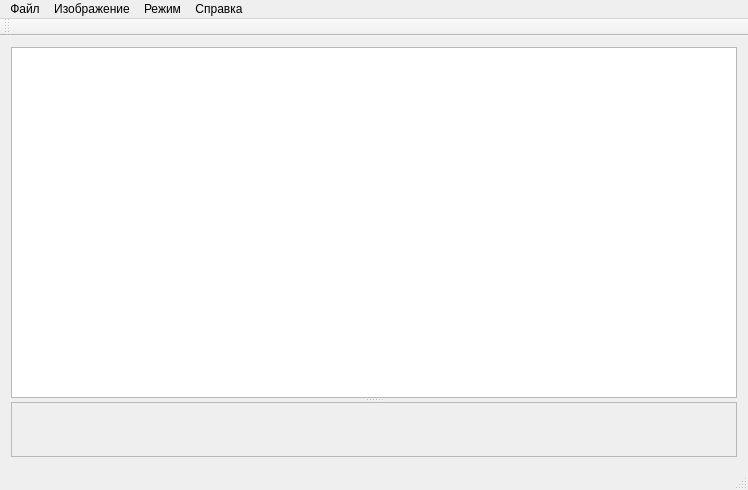
Above: mainwindow.ui from AlexVedun/AreaPixAnalizerQt before the change. Below: the same form after it.
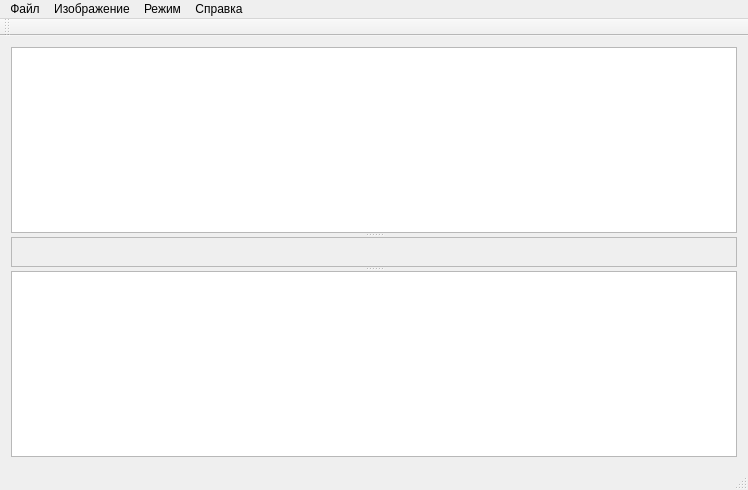
That is the form after the change. Icons and pictures are not drawn. Custom widgets are drawn as their Qt base class.

```diff
--- a/mainwindow.ui
+++ b/mainwindow.ui
@@ -94,6 +94,7 @@
         <number>1</number>
        </property>
       </widget>
+      <widget class="QTextEdit" name="textEdit"/>
      </widget>
     </item>
    </layout>
```
